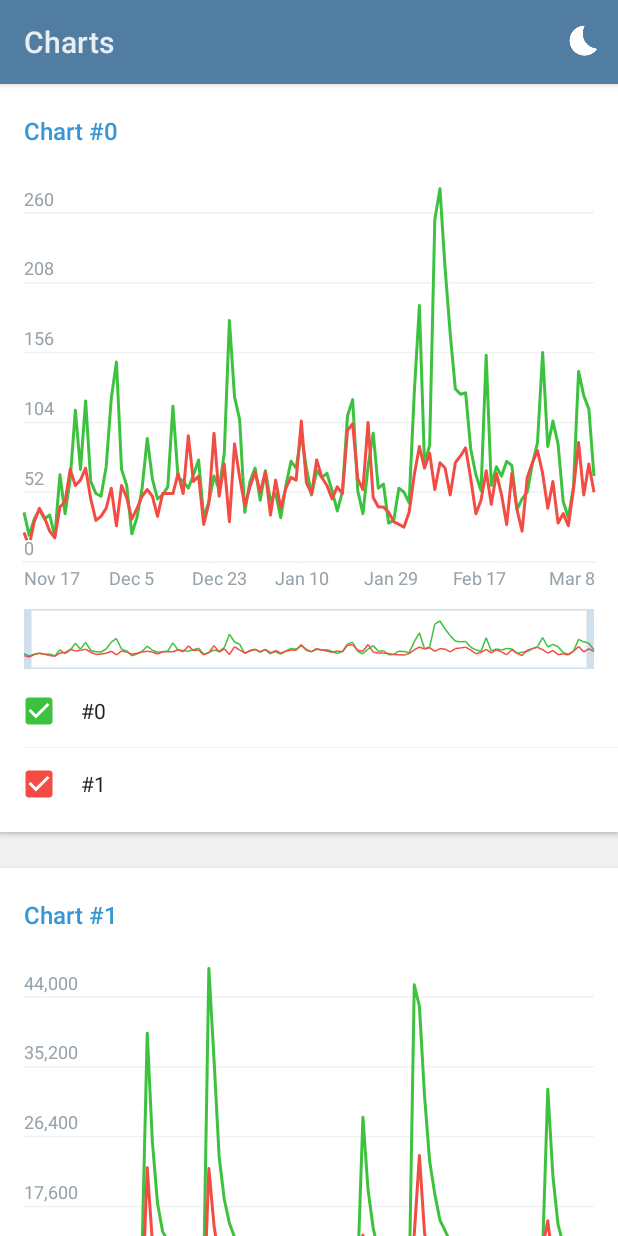
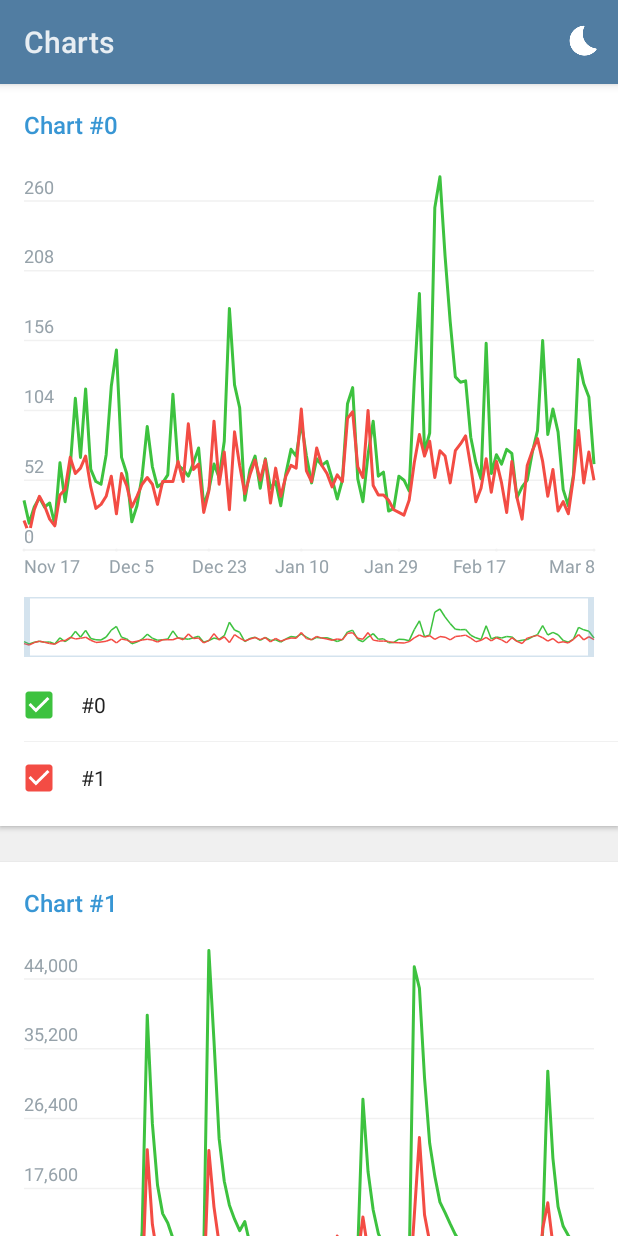
Before and after one commit to alexvasilkov/TelegramChart, an Android app: the screen it shows after launch (ChartsActivity), on a phone screen of 412 x 824 dp. Run offline under Robolectric (Android 15) with nearby library versions, the phone set to English and light mode, and no system bars.

Commit message:
UI adjustments

```diff
--- a/app/src/main/java/com/alexvasilkov/telegram/chart/widget/ChartFinderView.java
+++ b/app/src/main/java/com/alexvasilkov/telegram/chart/widget/ChartFinderView.java
@@ -21,7 +21,7 @@ public class ChartFinderView extends BaseChartView {
     private static final int HANDLE_RIGHT = 1;
     private static final int HANDLE_BOTH = 0;
 
-    private final float frameXWidth = dpToPx(5);
+    private final float frameXWidth = dpToPx(4);
     private final float frameYWidth = dpToPx(1);
     private final float handleTouchOffset = dpToPx(20);
     private final float handlesMinDistance = dpToPx(60);
--- a/app/src/main/res/drawable/popup_background.xml
+++ b/app/src/main/res/drawable/popup_background.xml
@@ -19,7 +19,7 @@
             <solid android:color="@color/popup_background" />
 
             <stroke
-                android:width="1dp"
+                android:width="0.5dp"
                 android:color="@color/popup_stroke" />
         </shape>
 
--- a/app/src/main/res/layout-land/chart_item.xml
+++ b/app/src/main/res/layout-land/chart_item.xml
@@ -13,7 +13,7 @@
             android:id="@+id/chart_title"
             style="@style/Chart.Title"
             android:layout_gravity="center_vertical|start"
-            android:layout_marginTop="8dp"
+            android:layout_marginTop="4dp"
             android:textSize="14sp"
             tools:text="Followers" />
 
--- a/app/src/main/res/layout/chart_item.xml
+++ b/app/src/main/res/layout/chart_item.xml
@@ -21,7 +21,7 @@
         android:id="@+id/chart_lines"
         android:layout_width="match_parent"
         android:layout_height="wrap_content"
-        android:layout_marginTop="4dp"
+        android:layout_marginTop="8dp"
         android:layout_marginBottom="8dp"
         android:clipToPadding="false"
         android:divider="@drawable/divider_horizontal"
--- a/app/src/main/res/values-night/colors.xml
+++ b/app/src/main/res/values-night/colors.xml
@@ -16,7 +16,7 @@
     <color name="chart_guides">@color/divider</color>
     <color name="chart_labels">#506372</color>
 
-    <color name="finder_foreground">#B319232E</color>
+    <color name="finder_foreground">#B317222E</color>
     <color name="finder_frame">#45457299</color>
 
     <color name="popup_stroke">@color/divider</color>
--- a/app/src/main/res/values/colors.xml
+++ b/app/src/main/res/values/colors.xml
@@ -16,10 +16,10 @@
     <color name="chart_guides">@color/divider</color>
     <color name="chart_labels">#96A2AA</color>
 
-    <color name="finder_foreground">#B3EBF0F2</color>
-    <color name="finder_frame">#444F89B6</color>
+    <color name="finder_foreground">#B3F0F5F7</color>
+    <color name="finder_frame">#456096BF</color>
 
-    <color name="popup_stroke">#D9D9D9</color>
+    <color name="popup_stroke">#E4E4E4</color>
     <color name="popup_background">#D4FFFFFF</color>
 
 </resources>
--- a/app/src/main/res/values/styles.xml
+++ b/app/src/main/res/values/styles.xml
@@ -35,9 +35,9 @@
         <item name="android:layout_width">match_parent</item>
         <item name="android:layout_height">wrap_content</item>
         <item name="android:layout_marginLeft">16dp</item>
-        <item name="android:layout_marginTop">20dp</item>
+        <item name="android:layout_marginTop">16dp</item>
         <item name="android:layout_marginRight">16dp</item>
-        <item name="android:layout_marginBottom">8dp</item>
+        <item name="android:layout_marginBottom">4dp</item>
         <item name="android:fontFamily">sans-serif-medium</item>
         <item name="android:textColor">@color/text_highlighted</item>
         <item name="android:textSize">16sp</item>
```
